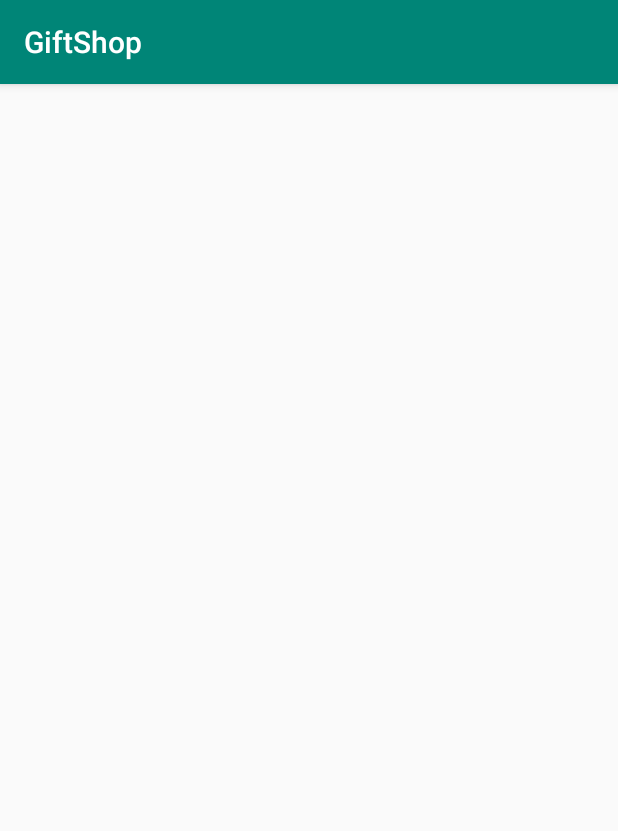
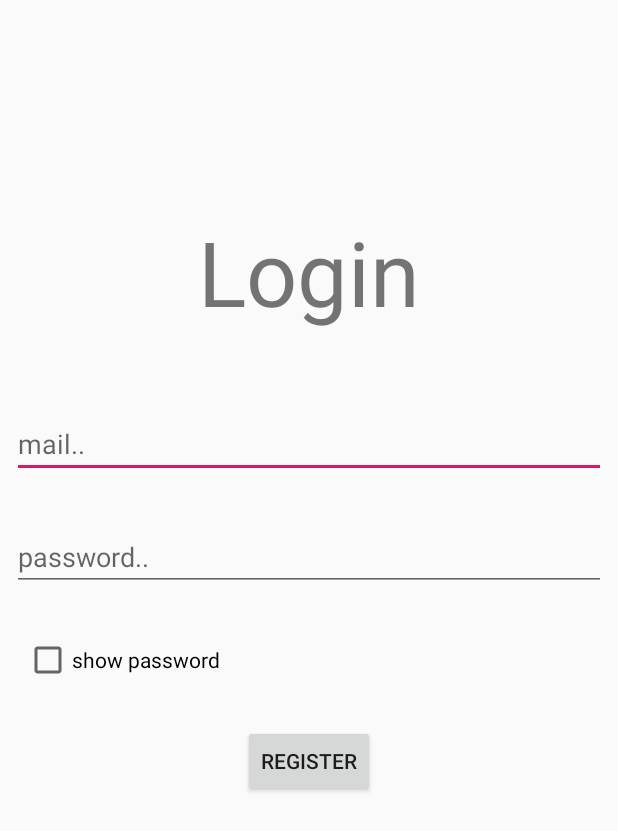
Before and after one commit to seif225/GiftShop, an Android app: the MailLoginActivity screen opened directly, with no data from a screen before it, on a phone screen of 412 x 824 dp. Shown: the top 831 px of the screen. Run offline under Robolectric (Android 15) with nearby library versions, the phone set to English and light mode, and no system bars; our stand-ins replace Firebase (no records; nobody signed in at launch, a user with empty details on screens opened directly).

Commit message:
Login and sign up completed , still has some bugs , xml of admin has been made ..

```diff
--- a/app/src/main/AndroidManifest.xml
+++ b/app/src/main/AndroidManifest.xml
@@ -8,8 +8,9 @@
         android:label="@string/app_name"
         android:roundIcon="@mipmap/ic_launcher_round"
         android:supportsRtl="true"
-        android:theme="@style/AppTheme">
-        <activity android:name=".SignUpPack.SignUpActivity"></activity>
+        android:theme="@style/AppTheme.NoActionBar">
+        <activity android:name=".Adminstration.AdminActivity"></activity>
+        <activity android:name=".SignUpPack.SignUpActivity" />
         <activity android:name=".PhoneLoginPack.PhoneLoginActivity" />
         <activity android:name=".MailLoginPack.MailLoginActivity" />
         <activity android:name=".GoogleLoginPack.GoogleLoginActivity" />
--- /dev/null
+++ b/app/src/main/java/com/example/giftshop/Adminstration/AdminPresenter.java
@@ -0,0 +1,4 @@
+package com.example.giftshop.Adminstration;
+
+public class AdminPresenter {
+}
--- /dev/null
+++ b/app/src/main/java/com/example/giftshop/Adminstration/IAdminActivity.java
@@ -0,0 +1,4 @@
+package com.example.giftshop.Adminstration;
+
+public interface IAdminActivity {
+}
--- /dev/null
+++ b/app/src/main/java/com/example/giftshop/Adminstration/IAdminPresenter.java
@@ -0,0 +1,4 @@
+package com.example.giftshop.Adminstration;
+
+public interface IAdminPresenter {
+}
--- /dev/null
+++ b/app/src/main/java/com/example/giftshop/MailLoginPack/IMailLoginActivity.java
@@ -0,0 +1,8 @@
+package com.example.giftshop.MailLoginPack;
+
+public interface IMailLoginActivity {
+
+    void intializeFields();
+    void handleClick();
+
+}
--- /dev/null
+++ b/app/src/main/java/com/example/giftshop/MailLoginPack/IMailLoginPresenter.java
@@ -0,0 +1,12 @@
+package com.example.giftshop.MailLoginPack;
+
+import android.app.ProgressDialog;
+
+public interface IMailLoginPresenter {
+
+    void LogUserIn(String mail, String password, ProgressDialog progressDialog);
+    void sendUserToMainActivity(ProgressDialog progressDialog);
+    void sendUserToAdminActvitiy(ProgressDialog progressDialog);
+
+
+}
--- a/app/src/main/java/com/example/giftshop/MailLoginPack/MailLoginActivity.java
+++ b/app/src/main/java/com/example/giftshop/MailLoginPack/MailLoginActivity.java
@@ -1,15 +1,68 @@
 package com.example.giftshop.MailLoginPack;
 
+import android.app.ProgressDialog;
 import android.support.v7.app.AppCompatActivity;
 import android.os.Bundle;
+import android.view.View;
+import android.widget.Button;
+import android.widget.EditText;
 
 import com.example.giftshop.R;
 
-public class MailLoginActivity extends AppCompatActivity {
+public class MailLoginActivity extends AppCompatActivity implements IMailLoginActivity{
 
+    private EditText mailEt,passwordEt;
+    private Button login;
+    private String mail,password;
+    private MailLoginPresenter mailLoginPresenter;
+    private ProgressDialog progressDialog;
     @Override
     protected void onCreate(Bundle savedInstanceState) {
         super.onCreate(savedInstanceState);
         setContentView(R.layout.activity_mail_login);
+        intializeFields();
+
+        login.setOnClickListener(new View.OnClickListener() {
+            @Override
+            public void onClick(View v) {
+                handleClick();
+            }
+        });
+
+    }
+
+    @Override
+    public void intializeFields() {
+        mailLoginPresenter=new MailLoginPresenter(this);
+        login=findViewById(R.id.login_login_button);
+        mailEt=findViewById(R.id.login_mail_et);
+        passwordEt=findViewById(R.id.login_password_et);
+        progressDialog=new ProgressDialog(this);
+
+    }
+
+    @Override
+    public void handleClick() {
+
+        mail = mailEt.getText().toString();
+        password=passwordEt.getText().toString();
+
+        if(mail.isEmpty()){
+
+            mailEt.setError("you cant leave mail empty ");
+
+        }
+        else if(password.isEmpty()){
+
+            passwordEt.setError("you cant leave password empty");
+
+        }
+
+        else {
+
+            mailLoginPresenter.LogUserIn(mail,password,progressDialog);
+
+        }
+
     }
 }
--- a/app/src/main/java/com/example/giftshop/SignUpPack/SignUpPresenter.java
+++ b/app/src/main/java/com/example/giftshop/SignUpPack/SignUpPresenter.java
@@ -24,7 +24,7 @@ public class SignUpPresenter implements ISignUp {
         this.context=context;
         firebaseAuth=FirebaseAuth.getInstance();
         firebaseDatabase=FirebaseDatabase.getInstance();
-        userRef=firebaseDatabase.getReference().child("users").push();
+        userRef=firebaseDatabase.getReference().child("users");
     }
 
 
@@ -57,8 +57,8 @@ public class SignUpPresenter implements ISignUp {
     @Override
     public void addUserToFireBaseDatabase(String mail, String password, final ProgressDialog progressDialog) {
 
-        userRef.child("mail").setValue(mail);
-        userRef.child("password").setValue(password).addOnCompleteListener(new OnCompleteListener<Void>() {
+        userRef.child(FirebaseAuth.getInstance().getCurrentUser().getUid()).child("mail").setValue(mail);
+        userRef.child(FirebaseAuth.getInstance().getCurrentUser().getUid()).child("password").setValue(password).addOnCompleteListener(new OnCompleteListener<Void>() {
             @Override
             public void onComplete(@NonNull Task<Void> task) {
                 progressDialog.dismiss();
--- a/app/src/main/res/layout/activity_mail_login.xml
+++ b/app/src/main/res/layout/activity_mail_login.xml
@@ -6,4 +6,90 @@
     android:layout_height="match_parent"
     tools:context=".MailLoginPack.MailLoginActivity">
 
+    <TextView
+        android:id="@+id/textView2"
+        android:layout_width="wrap_content"
+        android:layout_height="wrap_content"
+        android:layout_marginStart="8dp"
+        android:layout_marginLeft="8dp"
+        android:layout_marginTop="8dp"
+        android:layout_marginEnd="8dp"
+        android:layout_marginRight="8dp"
+        android:layout_marginBottom="8dp"
+        android:text="Login"
+        android:textSize="60sp"
+        app:layout_constraintBottom_toBottomOf="parent"
+        app:layout_constraintEnd_toEndOf="parent"
+        app:layout_constraintStart_toStartOf="parent"
+        app:layout_constraintTop_toTopOf="parent"
+        app:layout_constraintVertical_bias="0.182" />
+
+
+    <EditText
+        android:id="@+id/login_mail_et"
+        android:layout_width="match_parent"
+        android:layout_height="wrap_content"
+        android:layout_margin="8dp"
+        android:layout_marginTop="8dp"
+        android:layout_marginBottom="8dp"
+        android:hint="mail.."
+        app:layout_constraintBottom_toBottomOf="parent"
+        app:layout_constraintEnd_toEndOf="parent"
+        app:layout_constraintTop_toBottomOf="@+id/textView2"
+        app:layout_constraintVertical_bias="0.081" />
+
+    <EditText
+        android:id="@+id/login_password_et"
+        android:layout_width="match_parent"
+        android:layout_height="wrap_content"
+        android:layout_margin="8dp"
+        android:layout_marginStart="8dp"
+        android:layout_marginLeft="8dp"
+        android:layout_marginEnd="8dp"
+        android:layout_marginRight="8dp"
+        android:layout_marginBottom="8dp"
+        android:hint="password.."
+        android:inputType="textPassword"
+        app:layout_constraintBottom_toBottomOf="parent"
+        app:layout_constraintEnd_toEndOf="parent"
+        app:layout_constraintHorizontal_bias="1.0"
+        app:layout_constraintStart_toStartOf="parent"
+        app:layout_constraintTop_toBottomOf="@+id/login_mail_et"
+        app:layout_constraintVertical_bias="0.05" />
+
+    <CheckBox
+        android:id="@+id/login_checkBox"
+        android:layout_width="wrap_content"
+        android:layout_height="wrap_content"
+        android:layout_marginStart="8dp"
+        android:layout_marginLeft="8dp"
+        android:layout_marginTop="8dp"
+        android:layout_marginEnd="8dp"
+        android:layout_marginRight="8dp"
+        android:layout_marginBottom="8dp"
+        android:text="show password"
+        app:layout_constraintBottom_toBottomOf="parent"
+        app:layout_constraintEnd_toEndOf="parent"
+        app:layout_constraintHorizontal_bias="0.03"
+        app:layout_constraintStart_toStartOf="parent"
+        app:layout_constraintTop_toBottomOf="@+id/login_password_et"
+        app:layout_constraintVertical_bias="0.058" />
+
+    <Button
+        android:id="@+id/login_login_button"
+        android:layout_width="wrap_content"
+        android:layout_height="wrap_content"
+        android:layout_marginStart="8dp"
+        android:layout_marginLeft="8dp"
+        android:layout_marginTop="8dp"
+        android:layout_marginEnd="8dp"
+        android:layout_marginRight="8dp"
+        android:layout_marginBottom="8dp"
+        android:text="Register"
+        app:layout_constraintBottom_toBottomOf="parent"
+        app:layout_constraintEnd_toEndOf="parent"
+        app:layout_constraintStart_toStartOf="parent"
+        app:layout_constraintTop_toBottomOf="@+id/login_checkBox"
+        app:layout_constraintVertical_bias="0.064" />
+
 </android.support.constraint.ConstraintLayout>
```
Also changed, not shown: app/src/main/java/com/example/giftshop/Adminstration/AdminActivity.java (added, +15 -0 lines), app/src/main/java/com/example/giftshop/MailLoginPack/MailLoginPresenter.java (added, +86 -0 lines), app/src/main/java/com/example/giftshop/MainActivity.java (+6 -2 lines), app/src/main/res/layout/activity_admin.xml (added, +163 -0 lines).
